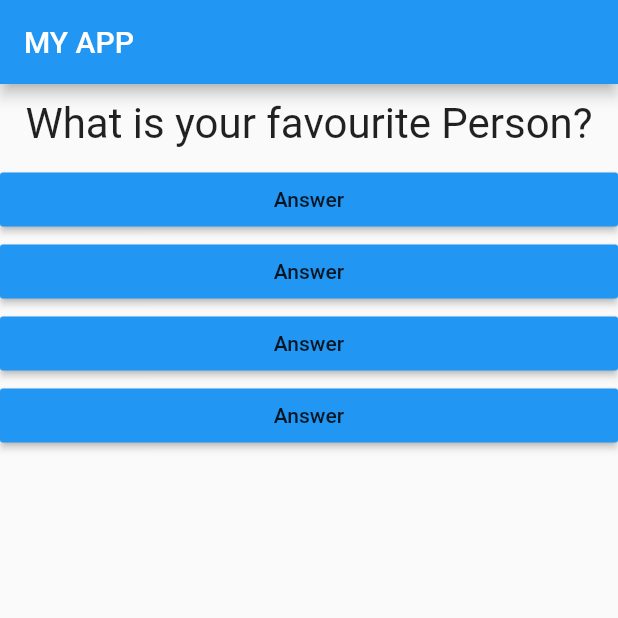
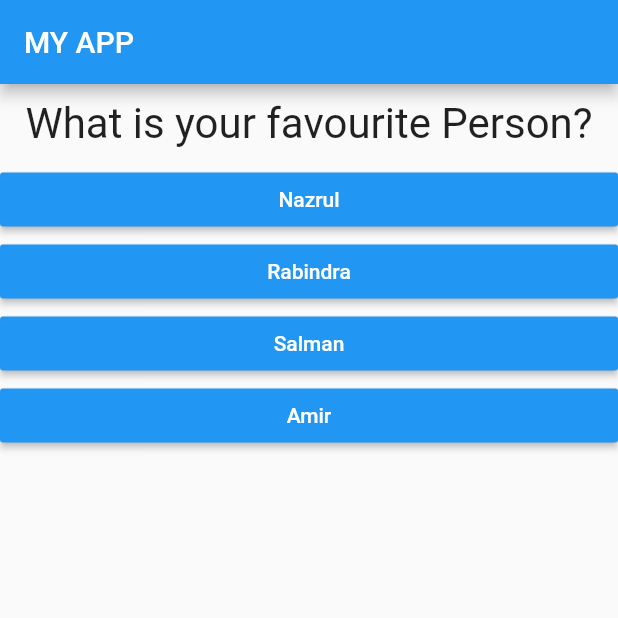
Before and after one commit to kumol/QuizAppFlutter, a Flutter app: the screen it shows after launch, on a phone screen of 412 x 824 dp, the top half of it. Run offline on Flutter 3.47's test engine with Material 2 defaults, Android fonts, the phone set to English and light mode, and no system bars.

Commit message:
Dynamic Widget viewing

```diff
--- a/lib/answer.dart
+++ b/lib/answer.dart
@@ -2,16 +2,17 @@ import 'package:flutter/material.dart';
 
 class Answer extends StatelessWidget {
   final Function selectAnswer;
-
-  Answer(this.selectAnswer);
+  final String option;
+  Answer(this.selectAnswer, this.option);
 
   @override
   Widget build(BuildContext context) {
     return Container(
       width: double.infinity,
       child: RaisedButton(
-        child: Text("Answer"),
+        child: Text(option),
         color: Colors.blue,
+        textColor: Colors.white,
         onPressed: selectAnswer,
       ),
     );
--- a/lib/main.dart
+++ b/lib/main.dart
@@ -10,9 +10,7 @@ void main() {
 class MyApp extends StatefulWidget {
   @override
   State<StatefulWidget> createState() {
-    // TODO: implement createState
     return _MyAppState();
-    throw UnimplementedError();
   }
 }
 
@@ -27,23 +25,33 @@ class _MyAppState extends State<MyApp> {
 
   Widget build(BuildContext context) {
     var questions = [
-      "What is your favourite Person?",
-      "What is your favourite Book?"
+      {
+        "questionText": "What is your favourite Person?",
+        "answers": ["Nazrul", "Rabindra", "Salman", "Amir"]
+      },
+      {
+        "questionText": "What is your favourite Book?",
+        "answers": ["Poem", "Drama", "Novel", "Story"]
+      }
     ];
     return MaterialApp(
       home: Scaffold(
         appBar: AppBar(
           title: Text("MY APP"),
         ),
-        body: Column(
-          children: [
-            Question(questions[_questionIndex]),
-            Answer(_action),
-            Answer(_action),
-            Answer(_action),
-            Answer(_action),
-          ],
-        ),
+        body: _questionIndex < questions.length
+            ? Column(
+                children: [
+                  Question(questions[_questionIndex]["questionText"]),
+                  ...(questions[_questionIndex]["answers"] as List<String>)
+                      .map((answer) {
+                    return Answer(_action, answer);
+                  }).toList()
+                ],
+              )
+            : Center(
+                child: Text("You Already Did this!"),
+              ),
       ),
     );
   }
--- a/lib/question.dart
+++ b/lib/question.dart
@@ -1,8 +1,9 @@
 import 'package:flutter/material.dart';
 
 class Question extends StatelessWidget {
-  String questionText;
+  final String questionText;
   Question(this.questionText);
+
   @override
   Widget build(BuildContext context) {
     return Container(
```
